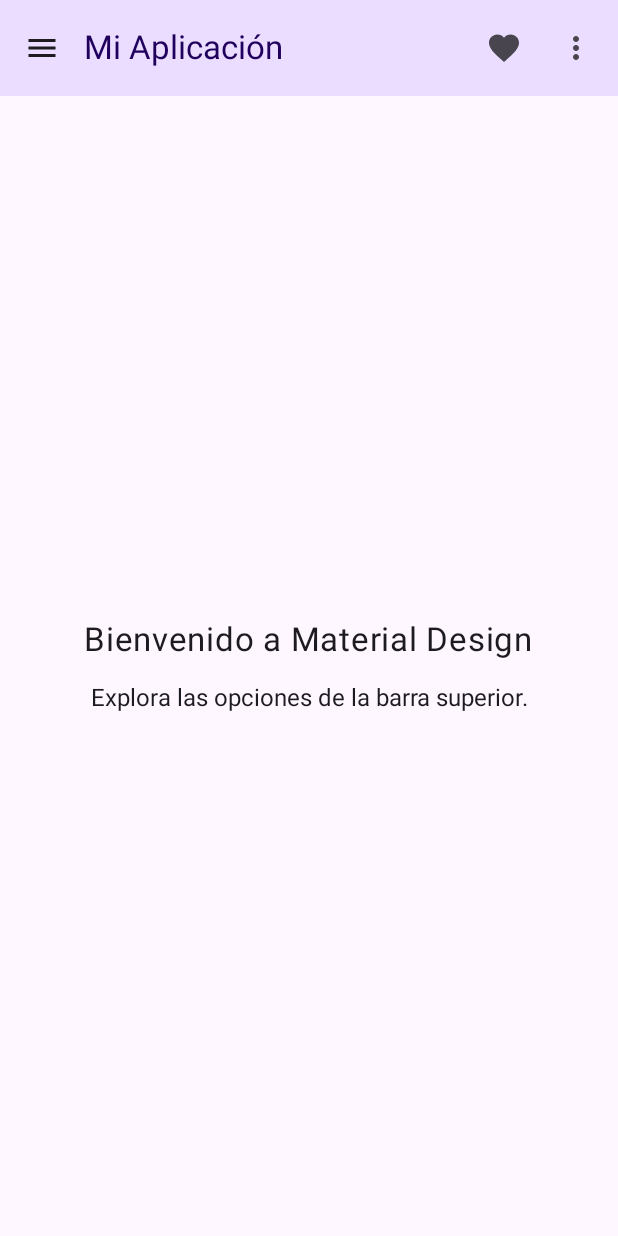
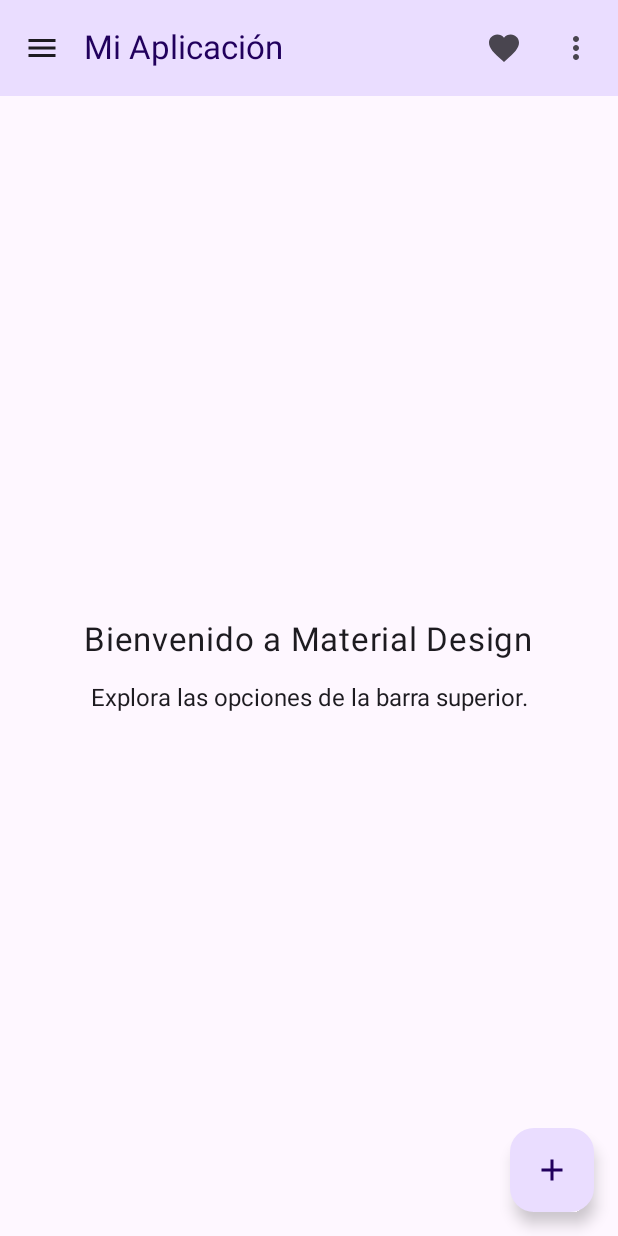
Before and after one commit to Aanlu/AndroidNativo_Praticas, an Android app built with Jetpack Compose: the screen it shows after launch (MainActivity), on a phone screen of 412 x 824 dp. Run offline under Robolectric (Android 15) with nearby library versions, the phone set to English and light mode, and no system bars.

Commit message:
Practica 07: reto FloatingActionButton con Toast

```diff
--- a/Practica07/app/src/main/java/com/example/practica07/MainScreen.kt
+++ b/Practica07/app/src/main/java/com/example/practica07/MainScreen.kt
@@ -8,12 +8,14 @@ import androidx.compose.foundation.layout.fillMaxSize
 import androidx.compose.foundation.layout.height
 import androidx.compose.foundation.layout.padding
 import androidx.compose.material.icons.Icons
+import androidx.compose.material.icons.filled.Add
 import androidx.compose.material.icons.filled.Favorite
 import androidx.compose.material.icons.filled.Menu
 import androidx.compose.material.icons.filled.MoreVert
 import androidx.compose.material3.DropdownMenu
 import androidx.compose.material3.DropdownMenuItem
 import androidx.compose.material3.ExperimentalMaterial3Api
+import androidx.compose.material3.FloatingActionButton
 import androidx.compose.material3.Icon
 import androidx.compose.material3.IconButton
 import androidx.compose.material3.MaterialTheme
@@ -86,6 +88,13 @@ fun MainScreen() {
                     }
                 }
             )
+        },
+        floatingActionButton = {
+            FloatingActionButton(onClick = {
+                Toast.makeText(context, "Elemento agregado", Toast.LENGTH_SHORT).show()
+            }) {
+                Icon(imageVector = Icons.Default.Add, contentDescription = "Agregar")
+            }
         }
     ) { innerPadding ->
         Column(
```
